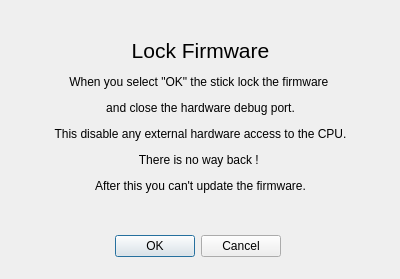
Before: the Qt Designer form stick20lockfirmwaredialog.ui in Nitrokey/nitrokey-app, drawn with Qt 5.
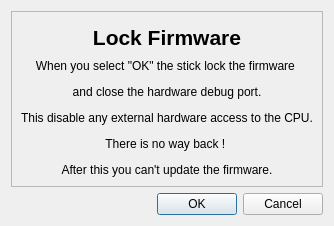
After: the same form once the commit is applied. Icons and pictures are not drawn.

Commit message: frames, resizing grouping

Diff of the .ui file:
```diff
--- a/stick20lockfirmwaredialog.ui
+++ b/stick20lockfirmwaredialog.ui
@@ -6,10 +6,16 @@
    <rect>
     <x>0</x>
     <y>0</y>
-    <width>400</width>
-    <height>279</height>
+    <width>328</width>
+    <height>226</height>
    </rect>
   </property>
+  <property name="sizePolicy">
+   <sizepolicy hsizetype="MinimumExpanding" vsizetype="MinimumExpanding">
+    <horstretch>0</horstretch>
+    <verstretch>0</verstretch>
+   </sizepolicy>
+  </property>
   <property name="windowTitle">
    <string>Dialog</string>
   </property>
@@ -17,35 +23,71 @@
    <iconset resource="resources.qrc">
     <normaloff>:/images/CS_icon.png</normaloff>:/images/CS_icon.png</iconset>
   </property>
-  <widget class="QDialogButtonBox" name="buttonBox">
-   <property name="geometry">
-    <rect>
-     <x>110</x>
-     <y>230</y>
-     <width>171</width>
-     <height>32</height>
-    </rect>
-   </property>
-   <property name="orientation">
-    <enum>Qt::Horizontal</enum>
-   </property>
-   <property name="standardButtons">
-    <set>QDialogButtonBox::Cancel|QDialogButtonBox::Ok</set>
-   </property>
-  </widget>
-  <widget class="QLabel" name="label">
-   <property name="geometry">
-    <rect>
-     <x>30</x>
-     <y>20</y>
-     <width>341</width>
-     <height>191</height>
-    </rect>
-   </property>
-   <property name="text">
-    <string>&lt;html&gt;&lt;head/&gt;&lt;body&gt;&lt;p align=&quot;center&quot;&gt;&lt;span style=&quot; font-size:16pt;&quot;&gt;Lock Firmware&lt;/span&gt;&lt;/p&gt;&lt;p align=&quot;center&quot;&gt;&lt;span style=&quot; font-size:9pt;&quot;&gt;When you select &amp;quot;OK&amp;quot; the stick lock the firmware &lt;/span&gt;&lt;/p&gt;&lt;p align=&quot;center&quot;&gt;&lt;span style=&quot; font-size:9pt;&quot;&gt;and close the hardware debug port.&lt;/span&gt;&lt;/p&gt;&lt;p align=&quot;center&quot;&gt;&lt;span style=&quot; font-size:9pt;&quot;&gt;This disable any external hardware access to the CPU.&lt;/span&gt;&lt;/p&gt;&lt;p align=&quot;center&quot;&gt;&lt;span style=&quot; font-size:9pt;&quot;&gt;There is no way back ! &lt;/span&gt;&lt;/p&gt;&lt;p align=&quot;center&quot;&gt;&lt;span style=&quot; font-size:9pt;&quot;&gt;After this you can't update the firmware.&lt;/span&gt;&lt;/p&gt;&lt;/body&gt;&lt;/html&gt;</string>
-   </property>
-  </widget>
+  <layout class="QVBoxLayout" name="verticalLayout_2">
+   <item>
+    <widget class="QFrame" name="frame">
+     <property name="frameShape">
+      <enum>QFrame::StyledPanel</enum>
+     </property>
+     <property name="frameShadow">
+      <enum>QFrame::Raised</enum>
+     </property>
+     <layout class="QVBoxLayout" name="verticalLayout">
+      <item>
+       <widget class="QLabel" name="label_2">
+        <property name="font">
+         <font>
+          <pointsize>16</pointsize>
+          <weight>75</weight>
+          <bold>true</bold>
+         </font>
+        </property>
+        <property name="text">
+         <string>Lock Firmware</string>
+        </property>
+        <property name="alignment">
+         <set>Qt::AlignCenter</set>
+        </property>
+       </widget>
+      </item>
+      <item>
+       <widget class="QLabel" name="label">
+        <property name="text">
+         <string>&lt;html&gt;&lt;head/&gt;&lt;body&gt;&lt;p align=&quot;center&quot;&gt;&lt;span style=&quot; font-size:9pt;&quot;&gt;When you select &amp;quot;OK&amp;quot; the stick lock the firmware &lt;/span&gt;&lt;/p&gt;&lt;p align=&quot;center&quot;&gt;&lt;span style=&quot; font-size:9pt;&quot;&gt;and close the hardware debug port.&lt;/span&gt;&lt;/p&gt;&lt;p align=&quot;center&quot;&gt;&lt;span style=&quot; font-size:9pt;&quot;&gt;This disable any external hardware access to the CPU.&lt;/span&gt;&lt;/p&gt;&lt;p align=&quot;center&quot;&gt;&lt;span style=&quot; font-size:9pt;&quot;&gt;There is no way back ! &lt;/span&gt;&lt;/p&gt;&lt;p align=&quot;center&quot;&gt;&lt;span style=&quot; font-size:9pt;&quot;&gt;After this you can't update the firmware.&lt;/span&gt;&lt;/p&gt;&lt;/body&gt;&lt;/html&gt;</string>
+        </property>
+       </widget>
+      </item>
+     </layout>
+    </widget>
+   </item>
+   <item>
+    <layout class="QHBoxLayout" name="horizontalLayout">
+     <item>
+      <spacer name="horizontalSpacer">
+       <property name="orientation">
+        <enum>Qt::Horizontal</enum>
+       </property>
+       <property name="sizeHint" stdset="0">
+        <size>
+         <width>40</width>
+         <height>20</height>
+        </size>
+       </property>
+      </spacer>
+     </item>
+     <item>
+      <widget class="QDialogButtonBox" name="buttonBox">
+       <property name="orientation">
+        <enum>Qt::Horizontal</enum>
+       </property>
+       <property name="standardButtons">
+        <set>QDialogButtonBox::Cancel|QDialogButtonBox::Ok</set>
+       </property>
+      </widget>
+     </item>
+    </layout>
+   </item>
+  </layout>
  </widget>
  <resources>
   <include location="resources.qrc"/>
```
Left out of the diff: 2 changed lines with no effect on the pictures. The commit also changes 7 other files.
